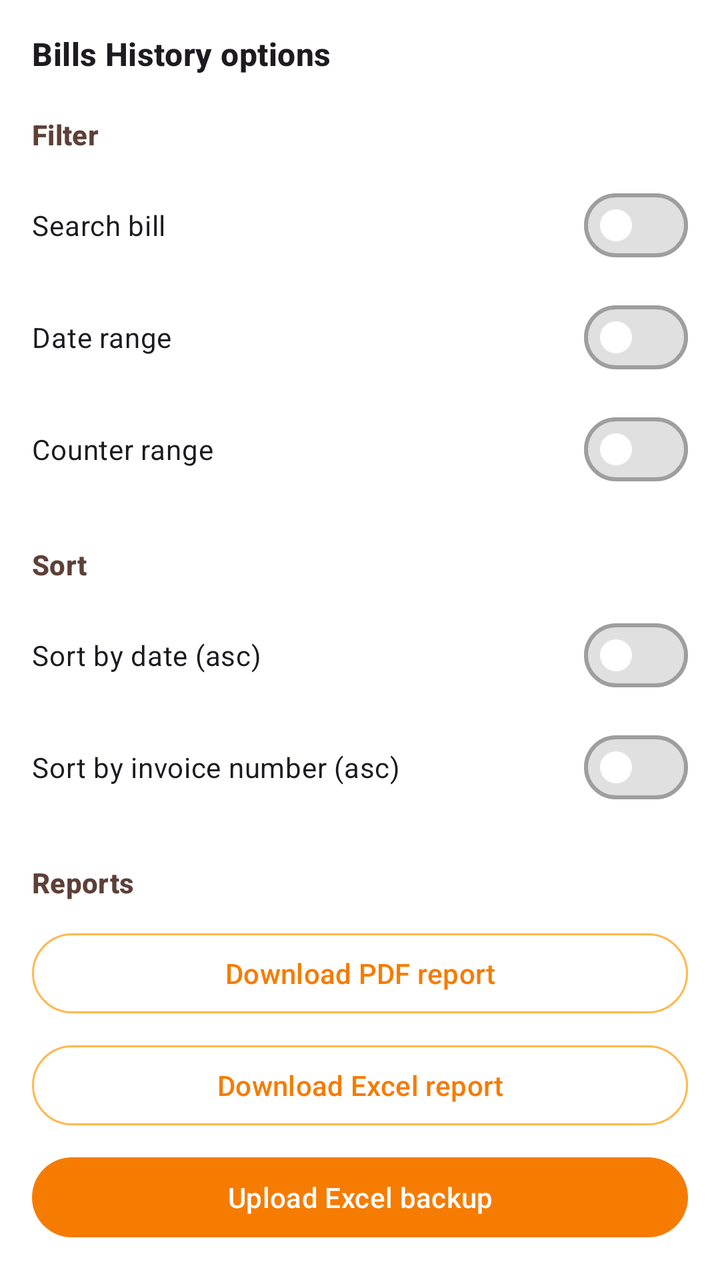
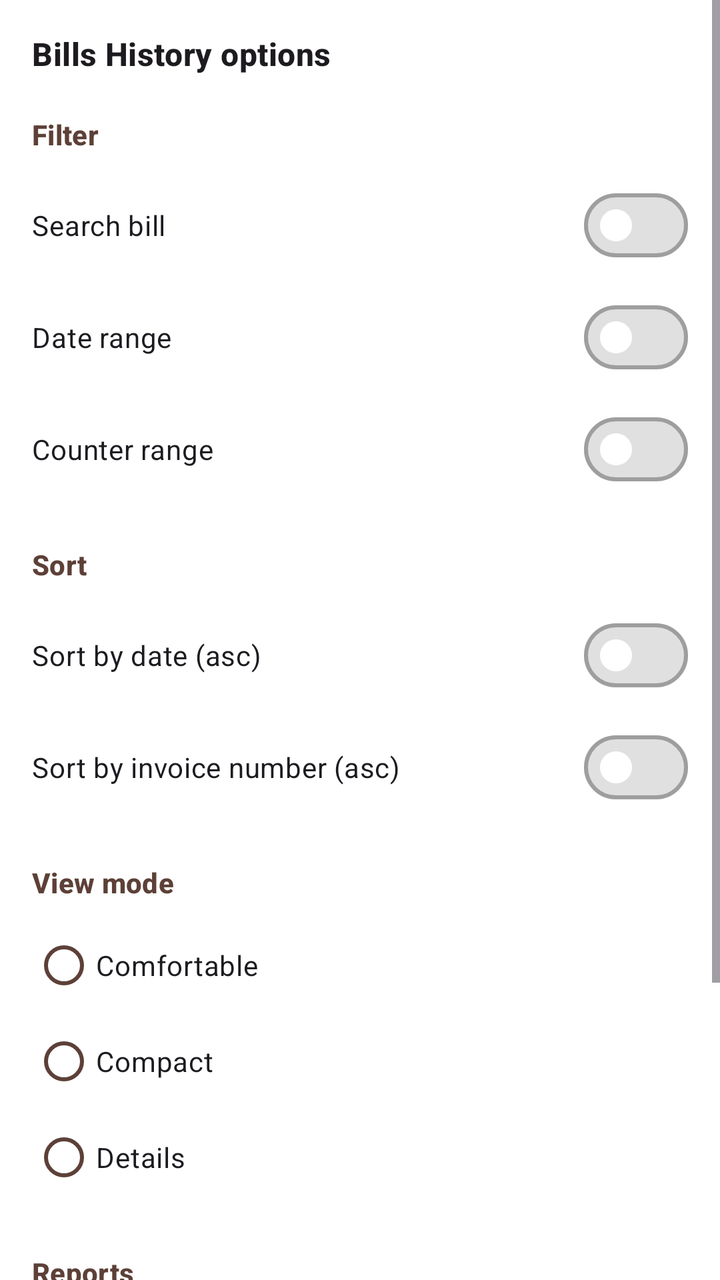

The first picture is an Android layout as it rendered before a commit; the second is the same layout after the commit. The layout source and the unified diff follow.
<!-- AndroidManifest.xml: application theme Theme.VikrSaathi -->
<!-- res/layout/layout_bills_history_drawer.xml -->
<?xml version="1.0" encoding="utf-8"?>
<ScrollView xmlns:android="http://schemas.android.com/apk/res/android"
    xmlns:app="http://schemas.android.com/apk/res-auto"
    android:layout_width="280dp"
    android:layout_height="match_parent"
    android:layout_gravity="end"
    android:background="?attr/colorSurface"
    android:clickable="true"
    android:elevation="8dp"
    android:fillViewport="true"
    android:focusable="true">

    <LinearLayout
        android:layout_width="match_parent"
        android:layout_height="wrap_content"
        android:orientation="vertical"
        android:padding="16dp">

        <TextView
            android:layout_width="match_parent"
            android:layout_height="wrap_content"
            android:text="@string/bills_history_options"
            android:textAppearance="?attr/textAppearanceTitleMedium"
            android:textStyle="bold" />

        <TextView
            android:layout_width="match_parent"
            android:layout_height="wrap_content"
            android:layout_marginTop="20dp"
            android:text="@string/filter_section"
            android:textAppearance="?attr/textAppearanceTitleSmall"
            android:textColor="@color/text_secondary_dark"
            android:textStyle="bold" />

        <com.google.android.material.materialswitch.MaterialSwitch
            android:id="@+id/switchSearchFilter"
            android:layout_width="match_parent"
            android:layout_height="wrap_content"
            android:layout_marginTop="12dp"
            android:text="@string/filter_search_bill" />

        <com.google.android.material.materialswitch.MaterialSwitch
            android:id="@+id/switchDateRangeFilter"
            android:layout_width="match_parent"
            android:layout_height="wrap_content"
            android:layout_marginTop="8dp"
            android:text="@string/filter_date_range" />

        <com.google.android.material.materialswitch.MaterialSwitch
            android:id="@+id/switchCounterRangeFilter"
            android:layout_width="match_parent"
            android:layout_height="wrap_content"
            android:layout_marginTop="8dp"
            android:text="@string/filter_counter_range" />

        <TextView
            android:layout_width="match_parent"
            android:layout_height="wrap_content"
            android:layout_marginTop="24dp"
            android:text="@string/sort_section"
            android:textAppearance="?attr/textAppearanceTitleSmall"
            android:textColor="@color/text_secondary_dark"
            android:textStyle="bold" />

        <com.google.android.material.materialswitch.MaterialSwitch
            android:id="@+id/switchSortByDateAsc"
            android:layout_width="match_parent"
            android:layout_height="wrap_content"
            android:layout_marginTop="12dp"
            android:text="@string/sort_by_date_asc" />

        <com.google.android.material.materialswitch.MaterialSwitch
            android:id="@+id/switchSortByInvoiceNumberAsc"
            android:layout_width="match_parent"
            android:layout_height="wrap_content"
            android:layout_marginTop="8dp"
            android:text="@string/sort_by_invoice_number_asc" />

        <TextView
            android:layout_width="match_parent"
            android:layout_height="wrap_content"
            android:layout_marginTop="24dp"
            android:text="@string/reports_section"
            android:textAppearance="?attr/textAppearanceTitleSmall"
            android:textColor="@color/text_secondary_dark"
            android:textStyle="bold" />

        <com.google.android.material.button.MaterialButton
            android:id="@+id/buttonDownloadPdfReport"
            style="@style/Widget.Material3.Button.OutlinedButton"
            android:layout_width="match_parent"
            android:layout_height="wrap_content"
            android:layout_marginTop="12dp"
            android:text="@string/download_pdf_report"
            app:strokeColor="@color/stroke_button" />

        <com.google.android.material.button.MaterialButton
            android:id="@+id/buttonDownloadExcelReport"
            style="@style/Widget.Material3.Button.OutlinedButton"
            android:layout_width="match_parent"
            android:layout_height="wrap_content"
            android:layout_marginTop="8dp"
            android:text="@string/download_excel_report"
            app:strokeColor="@color/stroke_button" />

        <com.google.android.material.button.MaterialButton
            android:id="@+id/buttonUploadExcelBackup"
            android:layout_width="match_parent"
            android:layout_height="wrap_content"
            android:layout_marginTop="8dp"
            android:text="@string/upload_excel_backup" />
    </LinearLayout>
</ScrollView>
<!-- resources referenced by this layout -->
<resources>
  <color name="stroke_button">@color/orange_300</color>
  <color name="text_secondary_dark">#5D4037</color>
  <string name="bills_history_options">Bills History options</string>
  <string name="download_excel_report">Download Excel report</string>
  <string name="download_pdf_report">Download PDF report</string>
  <string name="filter_counter_range">Counter range</string>
  <string name="filter_date_range">Date range</string>
  <string name="filter_search_bill">Search bill</string>
  <string name="filter_section">Filter</string>
  <string name="reports_section">Reports</string>
  <string name="sort_by_date_asc">Sort by date (asc)</string>
  <string name="sort_by_invoice_number_asc">Sort by invoice number (asc)</string>
  <string name="sort_section">Sort</string>
  <string name="upload_excel_backup">Upload Excel backup</string>
  <style name="Theme.VikrSaathi" parent="Theme.Material3.DayNight.NoActionBar">
          <item name="colorPrimary">@color/orange_primary</item>
          <item name="colorPrimaryDark">@color/orange_primary_dark</item>
          <item name="colorPrimaryVariant">@color/orange_primary_dark</item>
          <item name="colorOnPrimary">@color/orange_on_primary</item>
          <item name="colorSecondary">@color/orange_accent</item>
          <item name="colorSecondaryVariant">@color/orange_700</item>
          <item name="colorOnSecondary">@color/black</item>
          <item name="colorPrimaryContainer">@color/orange_100</item>
          <item name="colorOnPrimaryContainer">@color/orange_900</item>
          <item name="colorSurface">@color/surface_card</item>
          <item name="colorOnSurface">@color/text_primary_dark</item>
          <item name="colorSurfaceVariant">@color/orange_surface</item>
          <item name="colorOnSurfaceVariant">@color/text_secondary_dark</item>
          <item name="colorOutline">@color/stroke_default</item>
          <item name="colorOutlineVariant">@color/stroke_subtle</item>
          <item name="android:colorBackground">@color/orange_surface</item>
          <item name="android:statusBarColor">@color/orange_primary_dark</item>
          <item name="android:navigationBarColor">@color/orange_primary_dark</item>
          <item name="materialSwitchStyle">@style/VikrSaathiSwitch</item>
          <item name="materialButtonOutlinedStyle">@style/VikrSaathiOutlinedButton</item>
      </style>
  <color name="orange_300">#FFB74D</color>
  <color name="orange_primary">#F57C00</color>
  <color name="orange_primary_dark">#E65100</color>
  <color name="orange_on_primary">#FFFFFF</color>
  <color name="orange_accent">#FFB74D</color>
  <color name="orange_700">#F57C00</color>
  <color name="black">#FF000000</color>
  <color name="orange_100">#FFE0B2</color>
  <color name="orange_900">#E65100</color>
  <color name="surface_card">#FFFFFF</color>
  <color name="text_primary_dark">#212121</color>
  <color name="orange_surface">#FFF8F0</color>
  <color name="stroke_default">@color/orange_200</color>
  <color name="stroke_subtle">@color/orange_100</color>
  <style name="VikrSaathiSwitch" parent="Widget.Material3.CompoundButton.MaterialSwitch">
          <item name="thumbTint">@color/switch_thumb_tint</item>
          <item name="trackTint">@color/switch_track_tint</item>
          <item name="trackDecorationTint">@color/switch_track_decoration_tint</item>
      </style>
  <style name="VikrSaathiOutlinedButton" parent="Widget.Material3.Button.OutlinedButton">
          <item name="android:textColor">@color/button_outlined_text</item>
          <item name="strokeColor">@color/button_outlined_stroke</item>
      </style>
  <color name="orange_200">#FFCC80</color>
</resources>

<!-- the commit's change to res/layout/layout_bills_history_drawer.xml (unified diff, before → after) -->
@@ -80,6 +80,40 @@
             android:layout_width="match_parent"
             android:layout_height="wrap_content"
             android:layout_marginTop="24dp"
+            android:text="@string/view_mode"
+            android:textAppearance="?attr/textAppearanceTitleSmall"
+            android:textColor="@color/text_secondary_dark"
+            android:textStyle="bold" />
+
+        <RadioGroup
+            android:id="@+id/radioViewMode"
+            android:layout_width="match_parent"
+            android:layout_height="wrap_content"
+            android:layout_marginTop="8dp">
+
+            <com.google.android.material.radiobutton.MaterialRadioButton
+                android:id="@+id/radioViewComfortable"
+                android:layout_width="match_parent"
+                android:layout_height="wrap_content"
+                android:text="@string/view_mode_comfortable" />
+
+            <com.google.android.material.radiobutton.MaterialRadioButton
+                android:id="@+id/radioViewCompact"
+                android:layout_width="match_parent"
+                android:layout_height="wrap_content"
+                android:text="@string/view_mode_compact" />
+
+            <com.google.android.material.radiobutton.MaterialRadioButton
+                android:id="@+id/radioViewDetails"
+                android:layout_width="match_parent"
+                android:layout_height="wrap_content"
+                android:text="@string/view_mode_details" />
+        </RadioGroup>
+
+        <TextView
+            android:layout_width="match_parent"
+            android:layout_height="wrap_content"
+            android:layout_marginTop="24dp"
             android:text="@string/reports_section"
             android:textAppearance="?attr/textAppearanceTitleSmall"
             android:textColor="@color/text_secondary_dark"
<!-- resource entries referenced after the edit -->
@@ -14,6 +14,10 @@
   <string name="sort_by_invoice_number_asc">Sort by invoice number (asc)</string>
   <string name="sort_section">Sort</string>
   <string name="upload_excel_backup">Upload Excel backup</string>
+  <string name="view_mode">View mode</string>
+  <string name="view_mode_comfortable">Comfortable</string>
+  <string name="view_mode_compact">Compact</string>
+  <string name="view_mode_details">Details</string>
   <style name="Theme.VikrSaathi" parent="Theme.Material3.DayNight.NoActionBar">
           <item name="colorPrimary">@color/orange_primary</item>
           <item name="colorPrimaryDark">@color/orange_primary_dark</item>
